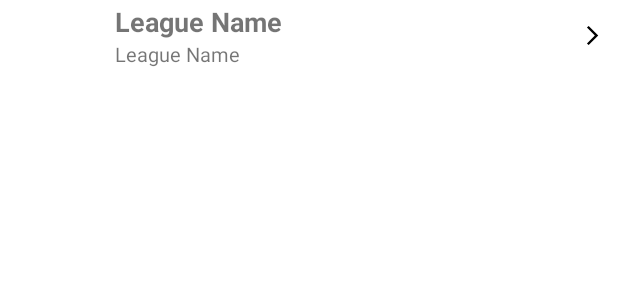
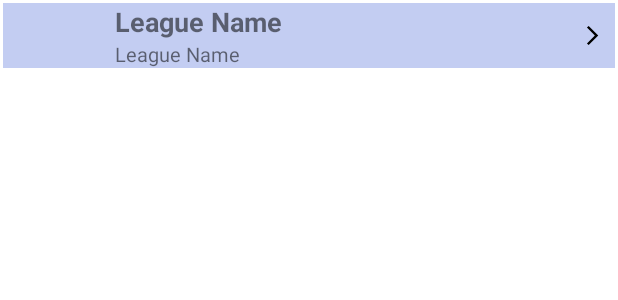
Before and after one commit to IPSmeetpatadia/LiveScoreAPIdemo, an Android app: the layout single_view_league_view.xml on its own in the app's theme, with its tools: preview values and no code run, on a phone screen of 412 x 824 dp. Shown: the top 300 px of the screen. Run offline under Robolectric (Android 15) with nearby library versions, the phone set to English and light mode, and no system bars.

```diff
--- a/app/src/main/java/com/example/livescoreapidemo/activities/MainActivity.kt
+++ b/app/src/main/java/com/example/livescoreapidemo/activities/MainActivity.kt
@@ -41,16 +41,13 @@ class MainActivity : AppCompatActivity() {
         naviView.setNavigationItemSelectedListener {
             when(it.itemId) {
                 R.id.menu_live -> {
-                    Log.d("NAVIGATION DRAWER", "LIVE")
                     replaceFragments(LiveMatchFragment(), it.title.toString())
                 }
                 R.id.menu_today -> {
-                    Log.d("NAVIGATION DRAWER", "TODAY")
                     replaceFragments(TodayMatchFragment(), it.title.toString())
                 }
                 else -> {
-                    Log.d("NAVIGATION DRAWER", "LIVE")
-                    replaceFragments(LiveMatchFragment(), it.title.toString())
+                    true
                 }
             }
         }
@@ -71,4 +68,5 @@ class MainActivity : AppCompatActivity() {
         setTitle(title)
         return true
     }
+
 }
--- a/app/src/main/java/com/example/livescoreapidemo/interfaces/LiveMatchInterface.kt
+++ b/app/src/main/java/com/example/livescoreapidemo/interfaces/LiveMatchInterface.kt
@@ -11,7 +11,7 @@ interface LiveMatchInterface {
     @GET("list-live")
     fun getLiveScore(
         @Query("Category") category: String,
-        @Query("Timezone") timeZone: Int,
+        @Query("Timezone") timeZone: Double,
         @Header("X-RapidAPI-Key") apiKey: String,
         @Header("X-RapidAPI-Host") apiHost: String
     ): Call<ListLiveDataClass>
--- a/app/src/main/res/layout/single_view_league_view.xml
+++ b/app/src/main/res/layout/single_view_league_view.xml
@@ -12,17 +12,19 @@
         android:layout_width="match_parent"
         android:layout_height="match_parent"
         android:weightSum="3"
-        android:gravity="center">
+        android:gravity="center"
+        android:background="#40123BCA">
 
         <RelativeLayout
             android:layout_width="0dp"
             android:layout_height="wrap_content"
             android:layout_weight="0.5">
+
             <ImageView
                 android:id="@+id/img_leagueLogo"
-                android:layout_width="30sp"
-                android:layout_height="30sp"
-                android:layout_centerInParent="true"/>
+                android:layout_width="30dp"
+                android:layout_height="30dp"
+                android:layout_centerInParent="true" />
         </RelativeLayout>
 
         <RelativeLayout
@@ -33,14 +35,14 @@
                 android:id="@+id/txt_leagueName"
                 android:layout_width="wrap_content"
                 android:layout_height="wrap_content"
-                android:textSize="18sp"
+                android:textSize="18dp"
                 android:textStyle="bold"
                 tools:text="League Name" />
             <TextView
                 android:id="@+id/txt_leagueCountry"
                 android:layout_width="wrap_content"
                 android:layout_height="wrap_content"
-                android:textSize="13sp"
+                android:textSize="13dp"
                 android:layout_below="@id/txt_leagueName"
                 tools:text="League Name" />
         </RelativeLayout>
@@ -52,8 +54,8 @@
 
             <ImageView
                 android:id="@+id/img_matchDetails"
-                android:layout_width="15sp"
-                android:layout_height="15sp"
+                android:layout_width="15dp"
+                android:layout_height="15dp"
                 android:src="@drawable/baseline_arrow_forward_ios_24"
                 android:layout_alignParentRight="true"/>
         </RelativeLayout>
@@ -69,7 +71,6 @@
         app:layout_constraintBottom_toBottomOf="parent"
         app:layout_constraintEnd_toEndOf="parent"
         android:orientation="vertical"
-        app:layoutManager="androidx.recyclerview.widget.LinearLayoutManager"
-        android:layout_marginTop="10sp"/>
+        app:layoutManager="androidx.recyclerview.widget.LinearLayoutManager"/>
 
 </LinearLayout>
```
Also changed, not shown: app/src/main/java/com/example/livescoreapidemo/adapter/LiveLeagueAdapter.kt (+7 -4 lines), app/src/main/java/com/example/livescoreapidemo/adapter/LiveMatchListAdapter.kt (+11 -8 lines), app/src/main/java/com/example/livescoreapidemo/adapter/TodayLeagueAdapter.kt (+7 -4 lines), app/src/main/java/com/example/livescoreapidemo/adapter/TodayMatchesAdapter.kt (+10 -8 lines), app/src/main/java/com/example/livescoreapidemo/fragments/LiveMatchFragment.kt (+31 -7 lines), app/src/main/java/com/example/livescoreapidemo/fragments/TodayMatchFragment.kt (+24 -5 lines).
